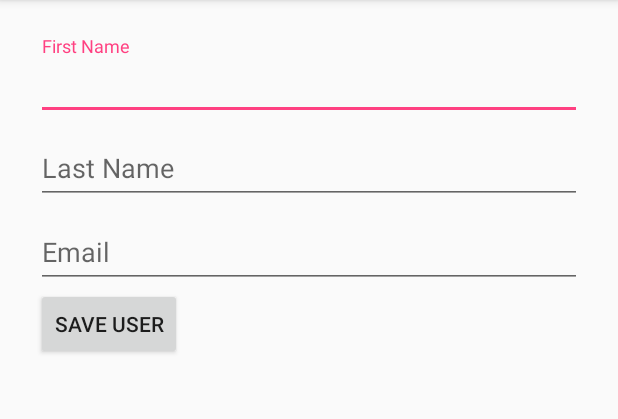
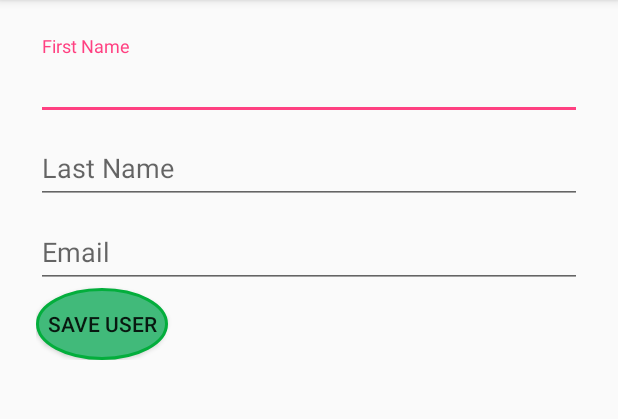
Before and after one commit to st140332/FamousPeople, an Android app: the screen it shows after launch (CreateUser), after a tap on an icon or button, on a phone screen of 412 x 824 dp, the part 84-503 px from its top. Run offline under Robolectric (Android 15) with nearby library versions, the phone set to English and light mode, and no system bars; our stand-ins replace Room's generated code.

```diff
--- a/app/src/main/java/com/vlad/famouspeople/PointsComparator.java
+++ b/app/src/main/java/com/vlad/famouspeople/Sort/PointsComparator.java
@@ -1,4 +1,6 @@
-package com.vlad.famouspeople;
+package com.vlad.famouspeople.Sort;
+
+import com.vlad.famouspeople.User;
 
 import java.util.Comparator;
 
--- a/app/src/main/java/com/vlad/famouspeople/SurnameComparator.java
+++ b/app/src/main/java/com/vlad/famouspeople/Sort/SurnameComparator.java
@@ -1,4 +1,6 @@
-package com.vlad.famouspeople;
+package com.vlad.famouspeople.Sort;
+
+import com.vlad.famouspeople.User;
 
 import java.util.Comparator;
 
--- a/app/src/main/java/com/vlad/famouspeople/UserAdapter.java
+++ b/app/src/main/java/com/vlad/famouspeople/UserAdapter.java
@@ -25,6 +25,7 @@
 class UserAdapter extends RecyclerView.Adapter<UserAdapter.ViewHolder> {
     List<User> users;
     private  Context context;
+    RecyclerView.Adapter adapter;
 
     public UserAdapter(List<User> users) {
         this.users = users;
@@ -69,6 +70,8 @@
                 //notifyDataSetChanged();
                 Intent intent = new Intent(context, MainActivity.class);
                 context.startActivity(intent);
+
+
             }
         });
 
@@ -78,6 +81,7 @@
                 User user = db.userDao().getById(users.get(position).getId());
                 user.setPoints((users.get(position).getPoints())-1);
                 db.userDao().update(user);
+
                 Intent intent = new Intent(context, MainActivity.class);
                 context.startActivity(intent);
             }
--- /dev/null
+++ b/app/src/main/res/drawable/button_states.xml
@@ -0,0 +1,31 @@
+<?xml version="1.0" encoding="utf-8"?>
+<selector xmlns:android="http://schemas.android.com/apk/res/android">
+    <item android:state_pressed="false">
+        <shape android:shape="oval">
+            <corners android:radius="1000dp" />
+            <solid android:color="#41ba7a" />
+            <stroke
+                android:width="2dip"
+                android:color="#03ae3c" />
+            <padding
+                android:bottom="4dp"
+                android:left="4dp"
+                android:right="4dp"
+                android:top="4dp" />
+        </shape>
+    </item>
+    <item android:state_pressed="true">
+        <shape android:shape="oval">
+            <corners android:radius="1000dp" />
+            <solid android:color="#3AA76D" />
+            <stroke
+                android:width="2dip"
+                android:color="#03ae3c" />
+            <padding
+                android:bottom="4dp"
+                android:left="4dp"
+                android:right="4dp"
+                android:top="4dp" />
+        </shape>
+    </item>
+</selector>
--- a/app/src/main/res/layout/create_user.xml
+++ b/app/src/main/res/layout/create_user.xml
@@ -40,6 +40,7 @@
         android:text="Save User"
         android:id="@+id/button"
         android:layout_width="wrap_content"
-        android:layout_height="wrap_content" />
+        android:layout_height="wrap_content"
+        android:background="@drawable/button_states"/>
 
 </LinearLayout>
--- a/app/src/main/res/layout/user_row.xml
+++ b/app/src/main/res/layout/user_row.xml
@@ -2,7 +2,8 @@
 <android.support.v7.widget.CardView android:layout_margin="@dimen/cardview_compat_inset_shadow"
     android:layout_width="match_parent"
     android:layout_height="wrap_content"
-    xmlns:android="http://schemas.android.com/apk/res/android">
+    xmlns:android="http://schemas.android.com/apk/res/android"
+    xmlns:app="http://schemas.android.com/apk/res-auto">
 
 <RelativeLayout xmlns:android="http://schemas.android.com/apk/res/android"
     xmlns:tools="http://schemas.android.com/tools"
@@ -53,6 +54,7 @@
         android:layout_alignParentRight="true"
         android:background="@mipmap/pluss"/>
 
+
     <Button
         android:id="@+id/minus"
         android:layout_width="60dp"
--- a/app/src/main/res/values/colors.xml
+++ b/app/src/main/res/values/colors.xml
@@ -3,4 +3,6 @@
     <color name="colorPrimary">#3F51B5</color>
     <color name="colorPrimaryDark">#303F9F</color>
     <color name="colorAccent">#FF4081</color>
+    <color name="ic_launcher_background">#60ff40</color>
+
 </resources>
--- a/app/src/main/res/values/ic_launcher_background.xml
+++ /dev/null
@@ -1,4 +0,0 @@
-<?xml version="1.0" encoding="utf-8"?>
-<resources>
-    <color name="ic_launcher_background">#26A69A</color>
-</resources>
```
Also changed, not shown: app/src/main/java/com/vlad/famouspeople/MainActivity.java (+7 -1 lines), app/src/main/java/com/vlad/famouspeople/Sort/NameComparator.java (renamed from app/src/main/java/com/vlad/famouspeople/NameComparator.java, +6 -3 lines).
